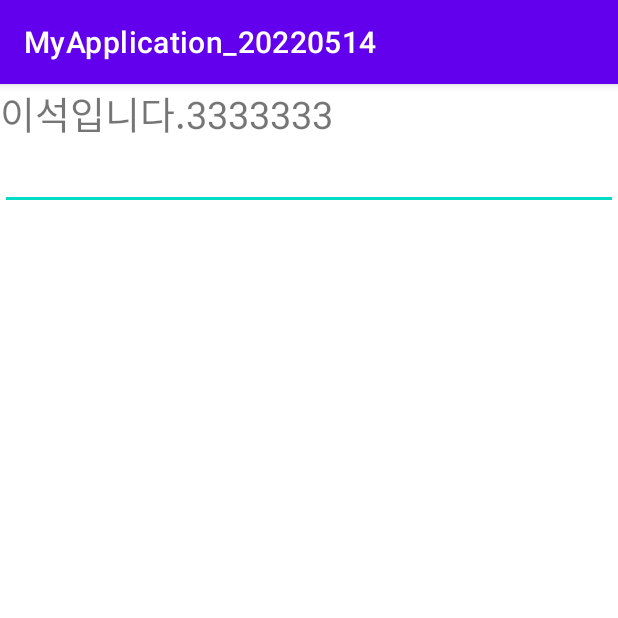
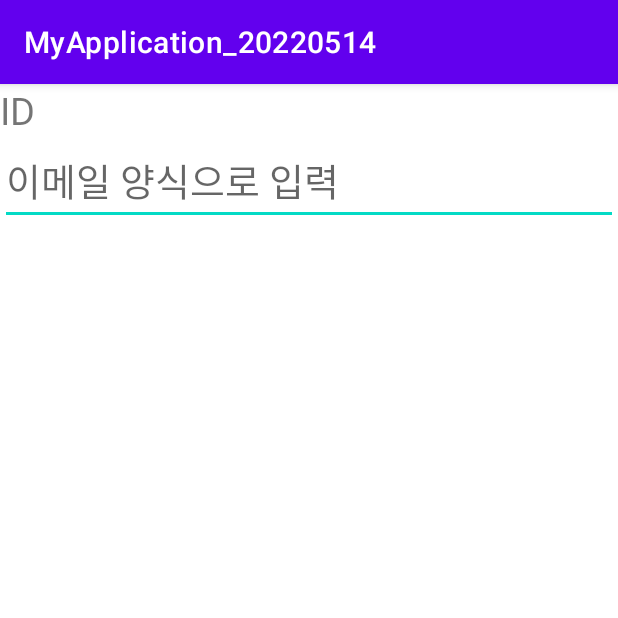
Before and after one commit to gp02als/MyApplication_20220515, an Android app: the screen it shows after launch (MainActivity), on a phone screen of 412 x 824 dp, the top half of it. Run offline under Robolectric (Android 15) with nearby library versions, the phone set to English and light mode, and no system bars.

Commit message:
inputType 테스트

```diff
--- a/app/src/main/res/layout/activity_main.xml
+++ b/app/src/main/res/layout/activity_main.xml
@@ -12,14 +12,19 @@
     <TextView
         android:layout_width="wrap_content"
         android:layout_height="wrap_content"
-        android:text="이석입니다.3333333"
+        android:text="ID"
         android:textSize="25sp"
     />
 
     <EditText
         android:layout_width="match_parent"
         android:layout_height="wrap_content"
+        android:textSize="25sp"
+        android:hint="이메일 양식으로 입력"
+        android:inputType="textEmailAddress"
     />
 
 
+
+
 </LinearLayout>
```
